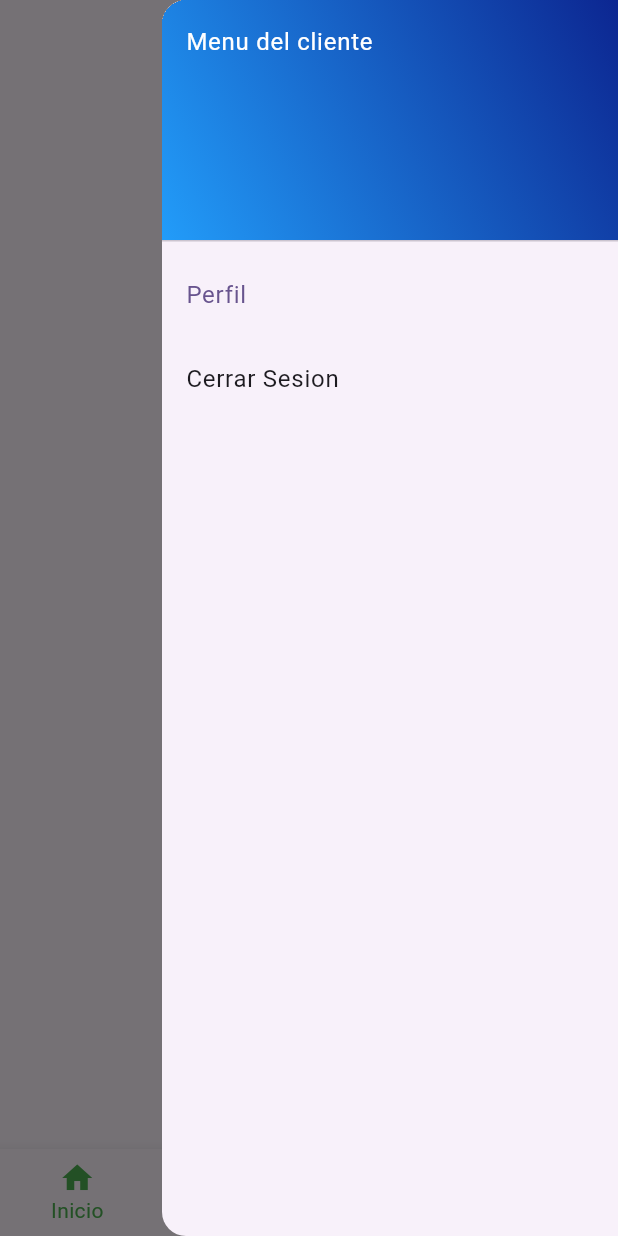
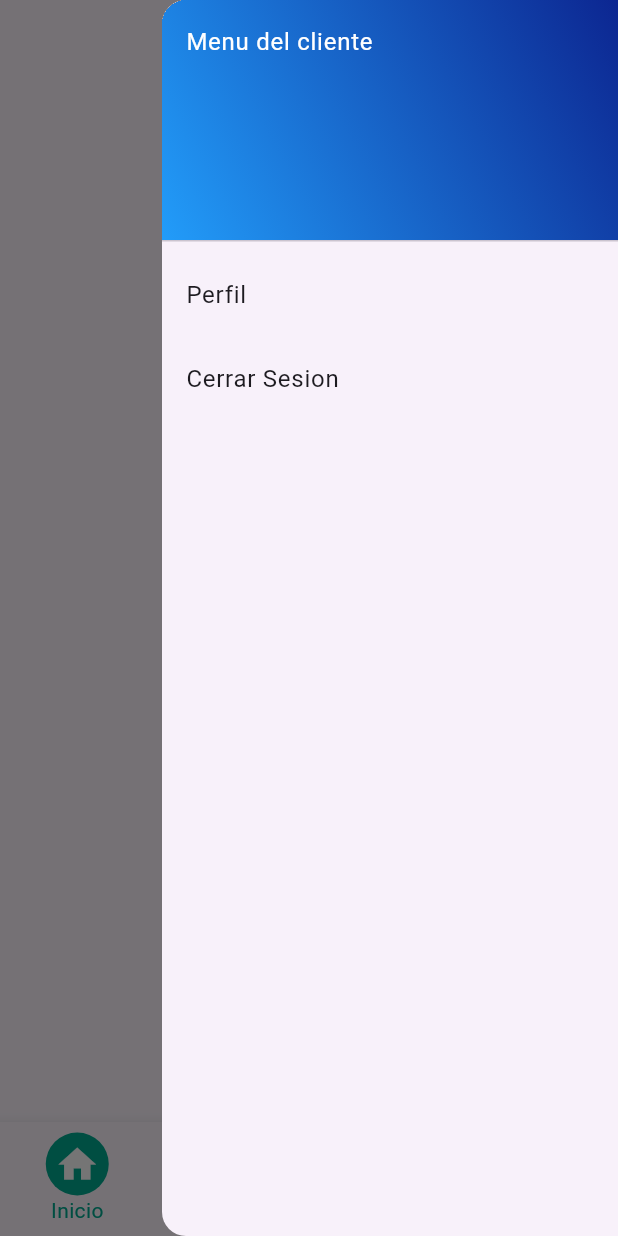
Before and after one commit to JuanMantese/carpool21_app, a Flutter app: the CustomNavigation screen opened directly, with the side drawer open, on a phone screen of 412 x 824 dp. Run offline on Flutter 3.47's test engine with Material 3 defaults, Android fonts, the phone set to English and light mode, and no system bars; our stand-ins replace equatable, flutter_bloc, fluttertoast, get_it, injectable, shared_preferences; accounts and stored records are empty.

```diff
--- a/lib/blocProviders.dart
+++ b/lib/blocProviders.dart
@@ -5,7 +5,8 @@ import 'package:carpool_21_app/src/screens/pages/auth/login/bloc/loginEvent.dart
 import 'package:carpool_21_app/src/screens/pages/auth/register/bloc/registerBloc.dart';
 import 'package:carpool_21_app/src/screens/pages/auth/register/bloc/registerEvent.dart';
 import 'package:carpool_21_app/src/screens/pages/passenger/home/bloc/passengerHomeBloc.dart';
-import 'package:carpool_21_app/src/screens/widgets/drawer/bloc/drawerBloc.dart';
+import 'package:carpool_21_app/src/screens/pages/profile/info/bloc/profileInfoBloc.dart';
+import 'package:carpool_21_app/src/screens/pages/profile/info/bloc/profileInfoEvent.dart';
 import 'package:carpool_21_app/src/screens/widgets/navigation/bloc/navigationBloc.dart';
 import 'package:flutter_bloc/flutter_bloc.dart';
 
@@ -13,8 +14,9 @@ List<BlocProvider> blocProviders = [
   BlocProvider<LoginBloc>(create: (context) => LoginBloc(locator<AuthUseCases>())..add(LoginInitEvent())),
   BlocProvider<RegisterBloc>(create: (context) => RegisterBloc(locator<AuthUseCases>())..add(RegisterInitEvent())),
   BlocProvider<PassengerHomeBloc>(create: (context) => PassengerHomeBloc(locator<AuthUseCases>())),
+  BlocProvider<ProfileInfoBloc>(create: (context) => ProfileInfoBloc(locator<AuthUseCases>())..add(GetUserInfo())),
 
-  BlocProvider<NavigationBloc>(create: (context) => NavigationBloc()),
-  BlocProvider<DrawerBloc>(create: (context) => DrawerBloc(locator<AuthUseCases>())),
+
+  BlocProvider<NavigationBloc>(create: (context) => NavigationBloc(locator<AuthUseCases>())),
 
 ];
--- a/lib/main.dart
+++ b/lib/main.dart
@@ -3,6 +3,7 @@ import 'package:carpool_21_app/injection.dart';
 import 'package:carpool_21_app/src/screens/pages/auth/login/login.dart';
 import 'package:carpool_21_app/src/screens/pages/auth/register/register.dart';
 import 'package:carpool_21_app/src/screens/pages/passenger/home/passengerHome.dart';
+import 'package:carpool_21_app/src/screens/pages/profile/info/profileInfo.dart';
 import 'package:flutter/material.dart';
 import 'package:flutter_bloc/flutter_bloc.dart';
 import 'package:fluttertoast/fluttertoast.dart';
@@ -34,6 +35,8 @@ class MyApp extends StatelessWidget {
           '/login': (context) => const LoginPage(),
           '/register': (context) => const RegisterPage(),
           '/passenger/home': (context) => const PassengerHomePage(),
+          '/profile': (context) => const ProfileInfoPage(),
+
 
         },
         // home: const LoginPage()
--- a/lib/src/screens/pages/auth/login/bloc/loginState.dart
+++ b/lib/src/screens/pages/auth/login/bloc/loginState.dart
@@ -18,6 +18,7 @@ class LoginState extends Equatable {
     this.response,
   });
 
+  // Instance of the LoginState class
   LoginState copyWith({
     GlobalKey<FormState>? formKey,
     BlocFormItem? email,
--- /dev/null
+++ b/lib/src/screens/pages/profile/info/bloc/profileInfoEvent.dart
@@ -0,0 +1,3 @@
+abstract class ProfileInfoEvent {}
+
+class GetUserInfo extends ProfileInfoEvent {}
--- a/lib/src/screens/widgets/drawer/bloc/drawerBloc.dart
+++ /dev/null
@@ -1,23 +0,0 @@
-import 'package:carpool_21_app/src/domain/useCases/auth/authUseCases.dart';
-import 'package:carpool_21_app/src/screens/widgets/drawer/bloc/drawerEvent.dart';
-import 'package:carpool_21_app/src/screens/widgets/drawer/bloc/drawerState.dart';
-import 'package:flutter_bloc/flutter_bloc.dart';
-
-class DrawerBloc extends Bloc<DrawerEvent, DrawerState> {
-
-  AuthUseCases authUseCases;
-
-  DrawerBloc(this.authUseCases): super(DrawerState()) {
-    on<ChangeDrawerPage>((event, emit) {
-      emit(
-        state.copyWith(
-          pageIndex: event.pageIndex
-        )
-      );
-    });
-
-    on<Logout>((event, emit) async {
-      await authUseCases.logout.run();
-    });
-  }
-}
--- a/lib/src/screens/widgets/drawer/bloc/drawerEvent.dart
+++ /dev/null
@@ -1,9 +0,0 @@
-abstract class DrawerEvent {}
-
-// Navigating between pages
-class ChangeDrawerPage extends DrawerEvent {
-  final int pageIndex;
-  ChangeDrawerPage({ required this.pageIndex });
-}
-
-class Logout extends DrawerEvent {}
--- a/lib/src/screens/widgets/drawer/bloc/drawerState.dart
+++ /dev/null
@@ -1,19 +0,0 @@
-import 'package:equatable/equatable.dart';
-
-class DrawerState extends Equatable {
-
-  final int pageIndex;
-
-  DrawerState({
-    this.pageIndex = 0
-  });
-
-  DrawerState copyWith({
-    int? pageIndex
-  }) {
-    return DrawerState(pageIndex: pageIndex ?? this.pageIndex);
-  }
-
-  List<Object?> get props => [pageIndex];
-
-}
--- a/lib/src/screens/widgets/drawer/Drawer.dart
+++ b/lib/src/screens/widgets/navigation/Drawer.dart
@@ -1,17 +1,21 @@
 // profile_drawer.dart
 import 'package:carpool_21_app/main.dart';
-import 'package:carpool_21_app/src/screens/widgets/drawer/bloc/drawerBloc.dart';
-import 'package:carpool_21_app/src/screens/widgets/drawer/bloc/drawerEvent.dart';
-import 'package:carpool_21_app/src/screens/widgets/drawer/bloc/drawerState.dart';
+import 'package:carpool_21_app/src/screens/widgets/navigation/bloc/navigationBloc.dart';
+import 'package:carpool_21_app/src/screens/widgets/navigation/bloc/navigationEvent.dart';
+import 'package:carpool_21_app/src/screens/widgets/navigation/bloc/navigationState.dart';
 import 'package:flutter/material.dart';
 import 'package:flutter_bloc/flutter_bloc.dart';
 
 class CustomDrawer extends StatelessWidget {
-  const CustomDrawer({super.key});
+  CustomDrawer({super.key});
+
+  // List<Widget> pageList = <Widget>[
+  //   ProfileInfoPage(),
+  // ];
 
   @override
   Widget build(BuildContext context) {
-    return BlocBuilder<DrawerBloc, DrawerState>(
+    return BlocBuilder<NavigationBloc, NavigationState>(
       builder: (context, state) {
         return Drawer(
           child: ListView(
@@ -33,16 +37,16 @@ class CustomDrawer extends StatelessWidget {
                 )),
               ListTile(
                 title: const Text('Perfil'),
-                selected: state.pageIndex == 0,
+                // selected: state.pageIndex == 0,
                 onTap: () {
-                  context.read<DrawerBloc>().add(ChangeDrawerPage(pageIndex: 0));
                   Navigator.pop(context);
+                  Navigator.pushNamed(context, '/profile');
                 },
               ),
               ListTile(
                 title: const Text('Cerrar Sesion'),
                 onTap: () {
-                  context.read<DrawerBloc>().add(Logout());
+                  context.read<NavigationBloc>().add(Logout());
                   Navigator.pushAndRemoveUntil(
                     context,
                     MaterialPageRoute(builder: ((context) => const MyApp())),
--- a/lib/src/screens/widgets/navigation/Navigation.dart
+++ b/lib/src/screens/widgets/navigation/Navigation.dart
@@ -1,9 +1,11 @@
-import 'package:carpool_21_app/src/screens/widgets/drawer/Drawer.dart';
+import 'package:carpool_21_app/src/domain/useCases/auth/authUseCases.dart';
+import 'package:carpool_21_app/src/screens/widgets/navigation/Drawer.dart';
 import 'package:carpool_21_app/src/screens/widgets/navigation/bloc/navigationBloc.dart';
 import 'package:carpool_21_app/src/screens/widgets/navigation/bloc/navigationEvent.dart';
 import 'package:carpool_21_app/src/screens/widgets/navigation/bloc/navigationState.dart';
 import 'package:flutter/material.dart';
 import 'package:flutter_bloc/flutter_bloc.dart';
+import 'package:get_it/get_it.dart';
 
 class CustomNavigation extends StatelessWidget {
   final GlobalKey<ScaffoldState> _scaffoldKey = GlobalKey<ScaffoldState>(); // Key for Scaffold
@@ -11,49 +13,103 @@ class CustomNavigation extends StatelessWidget {
   @override
   Widget build(BuildContext context) {
     return BlocProvider(
-      create: (_) => NavigationBloc(),
+      create: (_) => NavigationBloc(GetIt.instance<AuthUseCases>()),
       child: BlocBuilder<NavigationBloc, NavigationState>(
         builder: (context, state) {
           return Scaffold(
             key: _scaffoldKey,
-            endDrawer: const CustomDrawer(), // Add Drawer to the Scaffold
+            endDrawer: CustomDrawer(), // Add Drawer to the Scaffold
             body: Center(
               child: _buildPage(state),
             ),
             bottomNavigationBar: BottomNavigationBar(
               type: BottomNavigationBarType.fixed,
               currentIndex: state.index,
-              selectedItemColor: Colors.green,
-              unselectedItemColor: Colors.grey,
+              selectedItemColor: const Color(0xFF00A98F),
+              unselectedItemColor: const Color.fromARGB(255, 111, 111, 111),
               onTap: (index) {
-                if (NavigationState.values[index] == NavigationState.perfil) {
-                  _scaffoldKey.currentState?.openEndDrawer(); // Open Drawer to Profile option
-                } else {
-                  context.read<NavigationBloc>().add(NavigationEvent.values[index]);
+                // Emit events based on the index
+                switch (index) {
+                  case 0:
+                    context.read<NavigationBloc>().add(ShowInicio());
+                    break;
+                  case 1:
+                    context.read<NavigationBloc>().add(ShowReservas());
+                    break;
+                  case 2:
+                    context.read<NavigationBloc>().add(ShowViaje());
+                    break;
+                  case 3:
+                    _scaffoldKey.currentState?.openEndDrawer(); // Open Drawer for Profile
+                    break;
                 }
               },
-              items: const [
-                BottomNavigationBarItem(
-                  icon: Icon(Icons.home),
+              items: [
+                // BottomNavigationBarItem(
+                //   icon: Icon(Icons.home),
+                //   label: 'Inicio',
+                // ),
+                // BottomNavigationBarItem(
+                //   icon: Icon(Icons.book),
+                //   label: 'Reservas',
+                // ),
+                // BottomNavigationBarItem(
+                //   icon: Icon(Icons.directions_car),
+                //   label: 'Viaje',
+                // ),
+                // BottomNavigationBarItem(
+                //   icon: Icon(Icons.person),
+                //   label: 'Perfil',
+                // ),
+                _buildBottomNavigationBarItem(
+                  icon: Icons.home,
                   label: 'Inicio',
+                  isActive: state == NavigationState.inicio
                 ),
-                BottomNavigationBarItem(
-                  icon: Icon(Icons.book),
+                _buildBottomNavigationBarItem(
+                  icon: Icons.book,
                   label: 'Reservas',
+                  isActive: state == NavigationState.reservas
                 ),
-                BottomNavigationBarItem(
-                  icon: Icon(Icons.directions_car),
+                _buildBottomNavigationBarItem(
+                  icon: Icons.directions_car,
                   label: 'Viaje',
+                  isActive: state == NavigationState.viaje
                 ),
-                BottomNavigationBarItem(
-                  icon: Icon(Icons.person),
+                _buildBottomNavigationBarItem(
+                  icon: Icons.person,
                   label: 'Perfil',
+                  isActive: state == NavigationState.perfil
                 ),
               ],
             ),
           );
         },
       ),
+    );
+  }
+
+  BottomNavigationBarItem _buildBottomNavigationBarItem({
+    required IconData icon,
+    required String label,
+    required bool isActive
+  }) {
+    return BottomNavigationBarItem(
+      icon: Container(
+        width: isActive ? 42 : 24,
+        height: isActive ? 42 : 24,
+        decoration: BoxDecoration(
+          color: isActive ? const Color(0xFF00A98F) : Colors.transparent,
+          shape: BoxShape.circle
+        ),
+        child: Icon(
+          icon,
+          color: isActive ? Colors.white : const Color.fromARGB(255, 111, 111, 111),
+          size: isActive ? 30 : 24,
+        ),
+      ),
+      label: label,
+      backgroundColor: isActive ? const Color(0xFF00A98F) : Colors.transparent,
     );
   }
 
@@ -72,5 +128,3 @@ class CustomNavigation extends StatelessWidget {
     }
   }
 }
-
-// void main() => runApp(MaterialApp(home: CustomNavigation()));
--- a/lib/src/screens/widgets/navigation/bloc/navigationEvent.dart
+++ b/lib/src/screens/widgets/navigation/bloc/navigationEvent.dart
@@ -1,2 +1,12 @@
 // navigation_event.dart
-enum NavigationEvent { showInicio, showReservas, showViaje, showPerfil }
+abstract class NavigationEvent {}
+
+class ShowInicio extends NavigationEvent {}
+
+class ShowReservas extends NavigationEvent {}
+
+class ShowViaje extends NavigationEvent {}
+
+class ShowPerfil extends NavigationEvent {}
+
+class Logout extends NavigationEvent {}
```
Also changed, not shown: lib/src/screens/pages/profile/info/bloc/profileInfoBloc.dart (added, +27 -0 lines), lib/src/screens/pages/profile/info/bloc/profileInfoState.dart (added, +18 -0 lines), lib/src/screens/pages/profile/info/profileInfo.dart (+9 -1 lines), lib/src/screens/pages/profile/info/profileInfoContent.dart (added, +166 -0 lines), lib/src/screens/widgets/navigation/bloc/navigationBloc.dart (+18 -14 lines), lib/assets/img/profile-icon.png (added).
